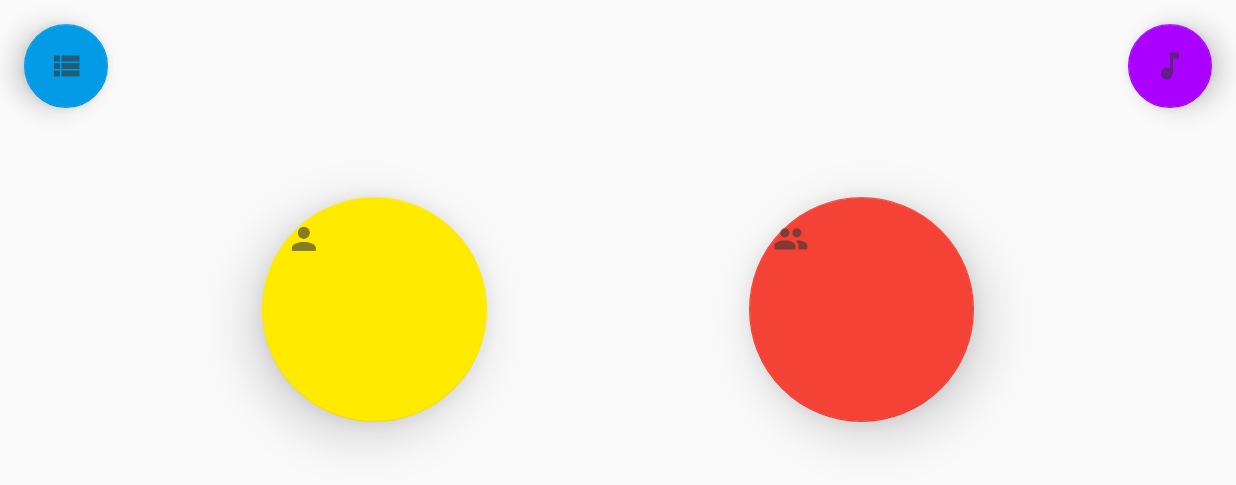
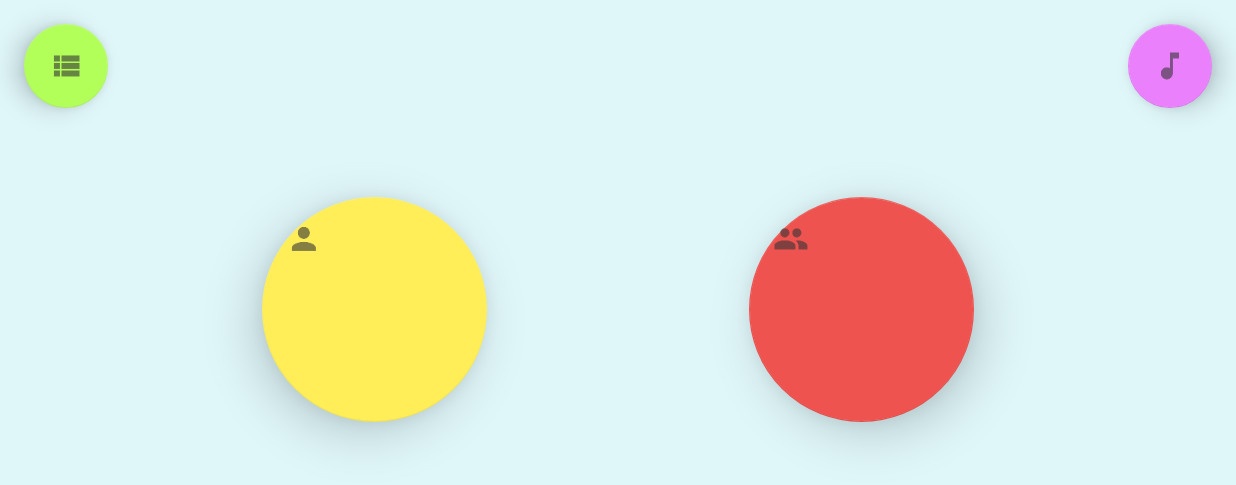
Before and after one commit to SSBB231/Connect4App, an Android app: the screen it shows after launch (MainActivity), on a phone screen of 824 x 412 dp (held sideways). Shown: the top 485 px of the screen. Run offline under Robolectric (Android 15) with nearby library versions, the phone set to English and light mode, and no system bars.

Commit message:
Changed UI a little. Added new music loops for variety

```diff
--- a/app/src/main/res/layout/activity_main.xml
+++ b/app/src/main/res/layout/activity_main.xml
@@ -4,6 +4,7 @@
     xmlns:tools="http://schemas.android.com/tools"
     android:layout_width="match_parent"
     android:layout_height="match_parent"
+    android:background="#e0f7fa"
     tools:context="com.example.ssbb231.connect4.MainActivity">
 
     <android.support.design.widget.FloatingActionButton
@@ -13,7 +14,7 @@
         android:src="@drawable/ic_action_name"
         android:onClick="startGame"
         app:elevation="20dp"
-        app:backgroundTint="#ffea00"
+        app:backgroundTint="#ffee58"
         app:layout_constraintBottom_toBottomOf="parent"
         app:layout_constraintTop_toTopOf="parent"
         app:layout_constraintLeft_toLeftOf="parent"
@@ -27,7 +28,7 @@
         android:src="@drawable/ic_action_two"
         android:onClick="startGame"
         app:elevation="20dp"
-        app:backgroundTint="#f44336"
+        app:backgroundTint="#ef5350"
         app:layout_constraintBottom_toBottomOf="parent"
         app:layout_constraintTop_toTopOf="parent"
         app:layout_constraintRight_toRightOf="parent"
@@ -44,7 +45,7 @@
         android:onClick="startLeaderBoard"
         app:elevation="10dp"
         app:fabSize="normal"
-        app:backgroundTint="#039be5"
+        app:backgroundTint="#b2ff59"
         app:layout_constraintLeft_toLeftOf="parent"
         app:layout_constraintTop_toTopOf="parent" />
 
@@ -59,7 +60,7 @@
         android:onClick="toggleMusic"
         app:elevation="10dp"
         app:fabSize="normal"
-        app:backgroundTint="#aa00ff"
+        app:backgroundTint="#ea80fc"
         app:layout_constraintRight_toRightOf="parent"
         app:layout_constraintTop_toTopOf="parent" />
 </android.support.constraint.ConstraintLayout>
--- a/app/src/main/res/layout/activity_play_game.xml
+++ b/app/src/main/res/layout/activity_play_game.xml
@@ -4,6 +4,7 @@
     xmlns:tools="http://schemas.android.com/tools"
     android:layout_width="match_parent"
     android:layout_height="match_parent"
+    android:background="#fff3e0"
     tools:context="com.example.ssbb231.connect4.MainActivity">
 
     <GridView
```
Also changed, not shown: 3 other files.
